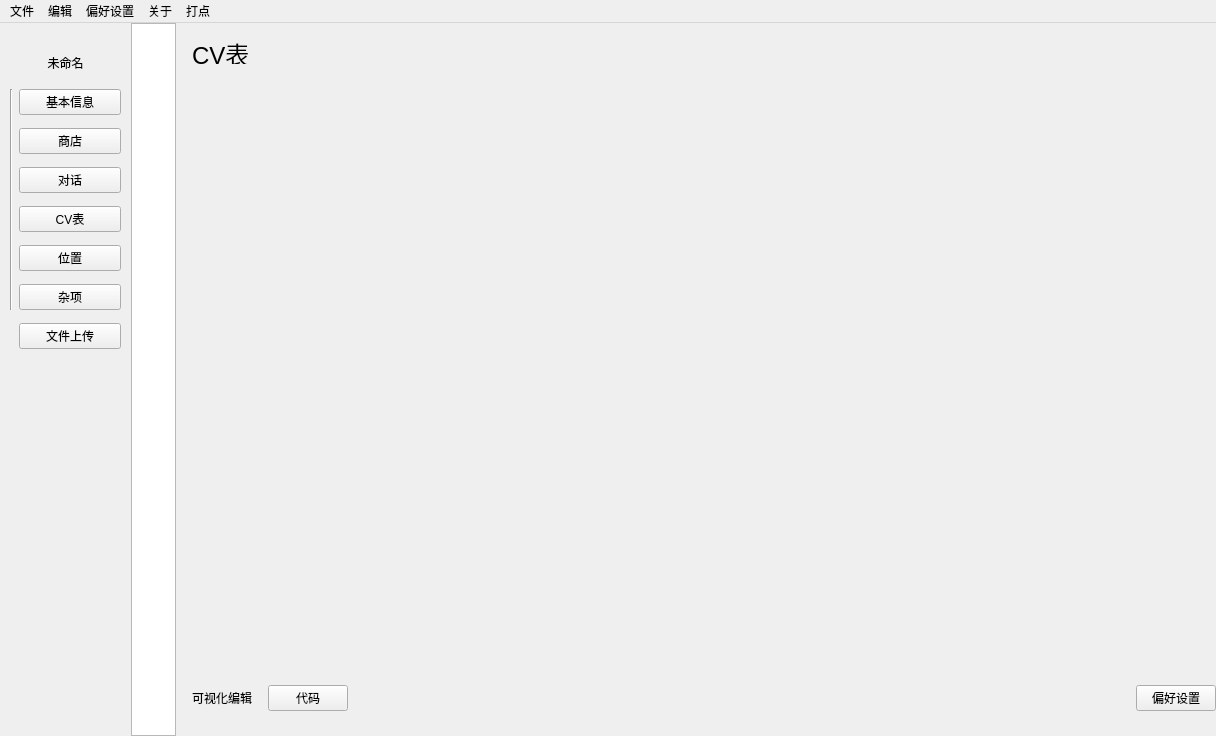
Above: Visual-Editor/mainwindow.ui from Marcus-P-114514/Genshin-Impact-BWiKi-NPC-Editor before the change. Below: the same form after it.
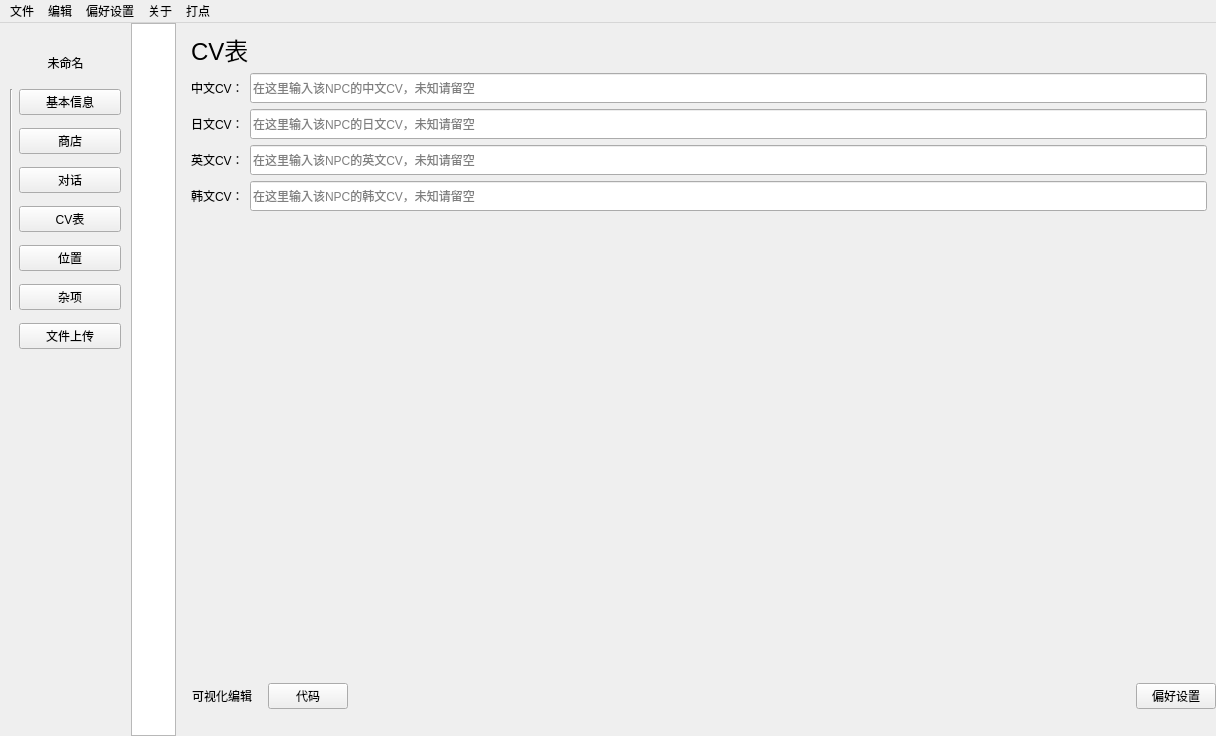
That is the form after the change. The open tabs and pages were chosen to show the change.

Commit message: Added: CV Table

Diff of the .ui file:
```diff
--- a/Visual-Editor/mainwindow.ui
+++ b/Visual-Editor/mainwindow.ui
@@ -74,6 +74,9 @@
           </property>
           <item row="0" column="0">
            <layout class="QHBoxLayout" name="horizontalLayout_3">
+            <property name="bottomMargin">
+             <number>5</number>
+            </property>
             <item>
              <widget class="QPushButton" name="visual_editor_selected">
               <property name="styleSheet">
@@ -1621,22 +1624,139 @@
          </layout>
         </widget>
         <widget class="QWidget" name="page_9">
-         <widget class="QLabel" name="label_5">
-          <property name="geometry">
-           <rect>
-            <x>10</x>
-            <y>20</y>
-            <width>591</width>
-            <height>21</height>
-           </rect>
-          </property>
-          <property name="styleSheet">
-           <string notr="true">font: 18pt;</string>
-          </property>
-          <property name="text">
-           <string>CV表</string>
-          </property>
-         </widget>
+         <layout class="QVBoxLayout" name="verticalLayout_6">
+          <item>
+           <widget class="QLabel" name="label_5">
+            <property name="styleSheet">
+             <string notr="true">font: 18pt;</string>
+            </property>
+            <property name="text">
+             <string>CV表</string>
+            </property>
+           </widget>
+          </item>
+          <item>
+           <layout class="QHBoxLayout" name="horizontalLayout_13">
+            <item>
+             <widget class="QLabel" name="label_23">
+              <property name="text">
+               <string>中文CV：</string>
+              </property>
+             </widget>
+            </item>
+            <item>
+             <widget class="QLineEdit" name="Chinese_cv_edit">
+              <property name="minimumSize">
+               <size>
+                <width>0</width>
+                <height>30</height>
+               </size>
+              </property>
+              <property name="cursor">
+               <cursorShape>CrossCursor</cursorShape>
+              </property>
+              <property name="placeholderText">
+               <string>在这里输入该NPC的中文CV，未知请留空</string>
+              </property>
+             </widget>
+            </item>
+           </layout>
+          </item>
+          <item>
+           <layout class="QHBoxLayout" name="horizontalLayout_14">
+            <item>
+             <widget class="QLabel" name="label_24">
+              <property name="text">
+               <string>日文CV：</string>
+              </property>
+             </widget>
+            </item>
+            <item>
+             <widget class="QLineEdit" name="Japanese_cv_edit">
+              <property name="minimumSize">
+               <size>
+                <width>0</width>
+                <height>30</height>
+               </size>
+              </property>
+              <property name="cursor">
+               <cursorShape>CrossCursor</cursorShape>
+              </property>
+              <property name="placeholderText">
+               <string>在这里输入该NPC的日文CV，未知请留空</string>
+              </property>
+             </widget>
+            </item>
+           </layout>
+          </item>
+          <item>
+           <layout class="QHBoxLayout" name="horizontalLayout_15">
+            <item>
+             <widget class="QLabel" name="label_25">
+              <property name="text">
+               <string>英文CV：</string>
+              </property>
+             </widget>
+            </item>
+            <item>
+             <widget class="QLineEdit" name="English_cv_edit">
+              <property name="minimumSize">
+               <size>
+                <width>0</width>
+                <height>30</height>
+               </size>
+              </property>
+              <property name="cursor">
+               <cursorShape>CrossCursor</cursorShape>
+              </property>
+              <property name="placeholderText">
+               <string>在这里输入该NPC的英文CV，未知请留空</string>
+              </property>
+             </widget>
+            </item>
+           </layout>
+          </item>
+          <item>
+           <layout class="QHBoxLayout" name="horizontalLayout_16">
+            <item>
+             <widget class="QLabel" name="label_26">
+              <property name="text">
+               <string>韩文CV：</string>
+              </property>
+             </widget>
+            </item>
+            <item>
+             <widget class="QLineEdit" name="Korean_cv_edit">
+              <property name="minimumSize">
+               <size>
+                <width>0</width>
+                <height>30</height>
+               </size>
+              </property>
+              <property name="cursor">
+               <cursorShape>CrossCursor</cursorShape>
+              </property>
+              <property name="placeholderText">
+               <string>在这里输入该NPC的韩文CV，未知请留空</string>
+              </property>
+             </widget>
+            </item>
+           </layout>
+          </item>
+          <item>
+           <spacer name="verticalSpacer_2">
+            <property name="orientation">
+             <enum>Qt::Vertical</enum>
+            </property>
+            <property name="sizeHint" stdset="0">
+             <size>
+              <width>20</width>
+              <height>417</height>
+             </size>
+            </property>
+           </spacer>
+          </item>
+         </layout>
         </widget>
         <widget class="QWidget" name="page_10">
          <widget class="QLabel" name="label_6">
```
Left out of the diff: 11 changed lines with no effect on the pictures. The commit also changes 2 other files.
